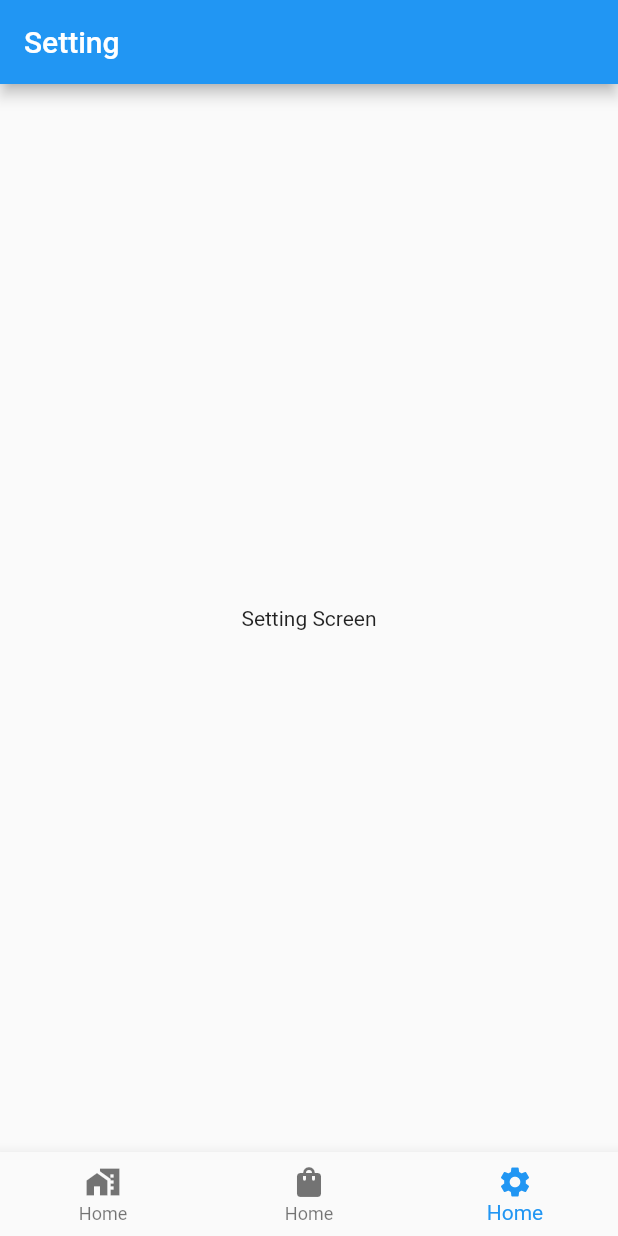
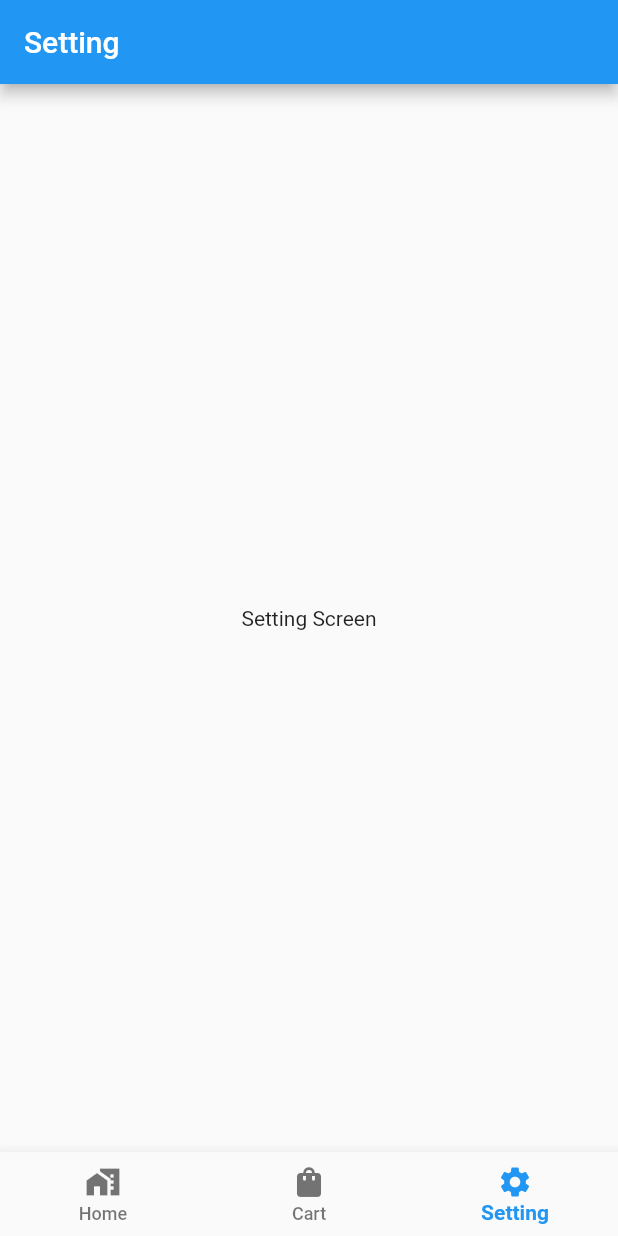
Before and after one commit to tayyabmughal676/river_router, a Flutter app: the screen it shows after launch, item 3 of the bottom bar chosen, on a phone screen of 412 x 824 dp. Run offline on Flutter 3.47's test engine with Material 2 defaults, Android fonts, the light colour scheme and no system bars; our stand-ins replace flutter_riverpod, go_router.

Commit message:
Bottom Navigation Bar

```diff
--- a/lib/features/dashboard/presentation/ui/widget/bottom_navigation_widget.dart
+++ b/lib/features/dashboard/presentation/ui/widget/bottom_navigation_widget.dart
@@ -20,6 +20,10 @@ class _BottomNavigationWidgetState
     return BottomNavigationBar(
       currentIndex: position,
       onTap: (value) => onItemTap(index: value),
+      selectedLabelStyle: const TextStyle(
+          color: Colors.deepOrange, fontSize: 14, fontWeight: FontWeight.w700),
+      unselectedLabelStyle: const TextStyle(
+          color: Colors.deepPurple, fontSize: 12, fontWeight: FontWeight.w500),
       items: const [
         BottomNavigationBarItem(
           icon: Icon(Icons.home_work),
@@ -29,14 +33,15 @@ class _BottomNavigationWidgetState
         BottomNavigationBarItem(
           icon: Icon(Icons.shopping_bag),
           activeIcon: Icon(Icons.shopify),
-            label: "Home",
+          label: "Cart",
         ),
         BottomNavigationBarItem(
           icon: Icon(Icons.settings_applications),
           activeIcon: Icon(Icons.settings),
-            label: "Home",
+          label: "Setting",
         ),
-        ]);
+      ],
+    );
   }
 
   void onItemTap({required int index}) {
```
Lines whose indentation alone changed are shown as unchanged.
